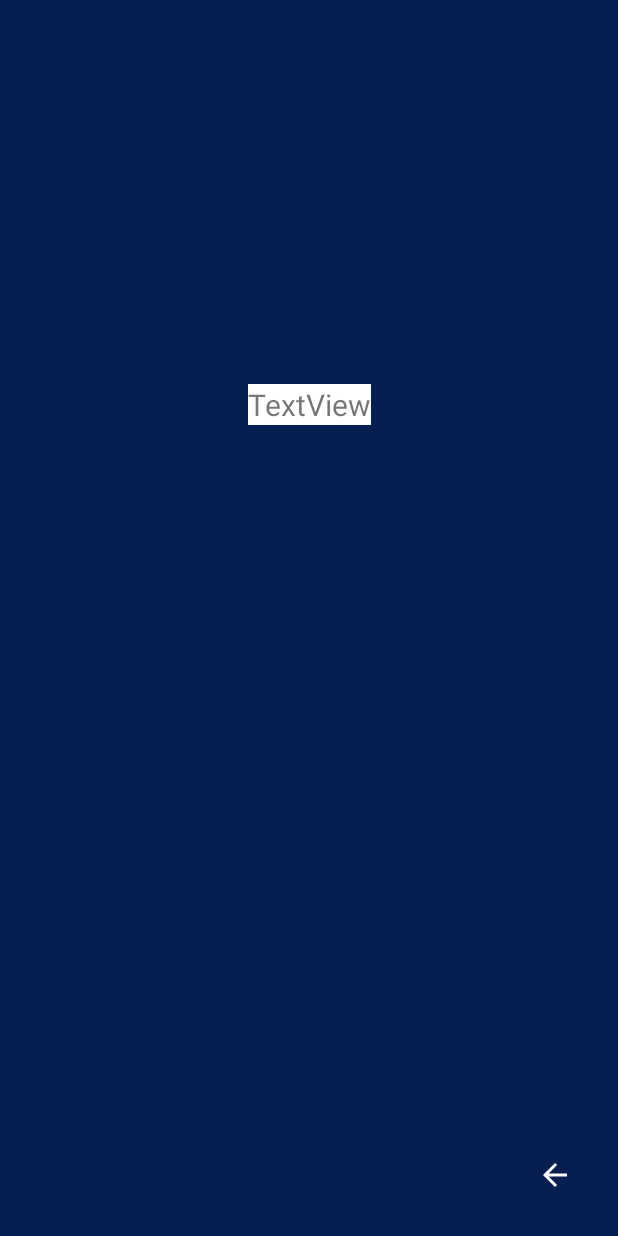
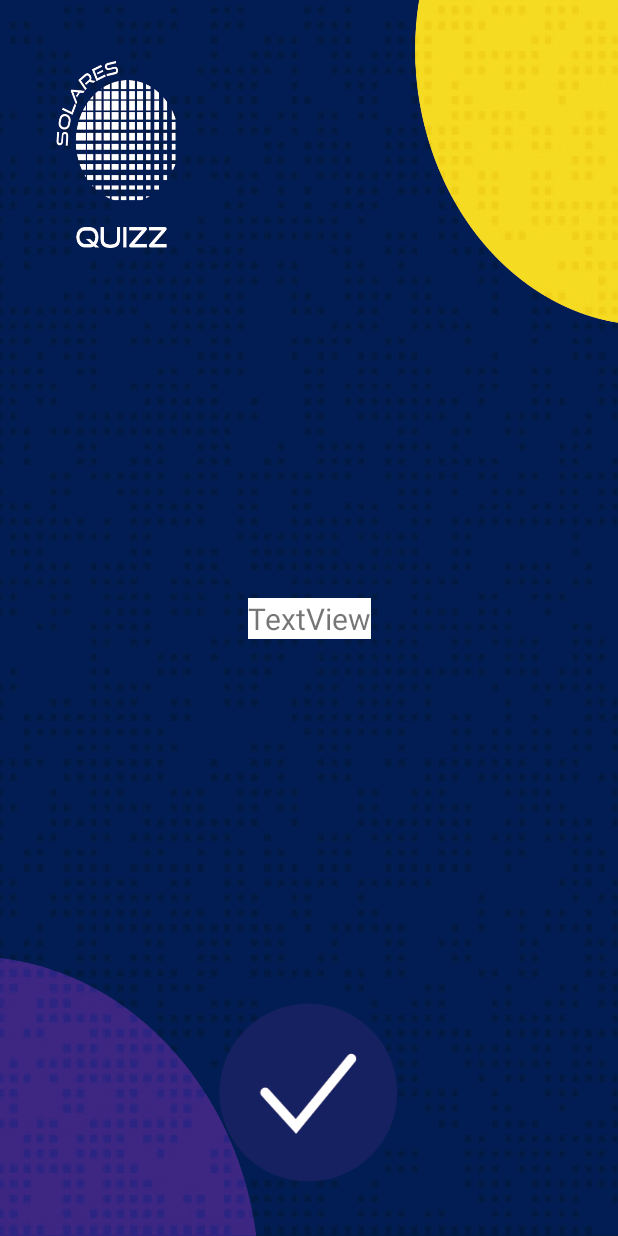
Before and after one commit to Lipao12/AppTraineeOnGrid, an Android app: the TelaCuriosidade screen opened directly, with no data from a screen before it, on a phone screen of 412 x 824 dp. Run offline under Robolectric (Android 15) with nearby library versions, the phone set to English and light mode, and no system bars; 1 statement that could not run was skipped.

Commit message:
adicionado os drawable

```diff
--- a/app/src/main/java/com/example/apptreineeongrid/TelaCuriosidade.java
+++ b/app/src/main/java/com/example/apptreineeongrid/TelaCuriosidade.java
@@ -5,6 +5,7 @@ import androidx.appcompat.app.AppCompatActivity;
 import android.os.Bundle;
 import android.view.View;
 import android.widget.ImageButton;
+import android.widget.ImageView;
 import android.widget.TextView;
 
 public class TelaCuriosidade extends AppCompatActivity {
@@ -17,12 +18,12 @@ public class TelaCuriosidade extends AppCompatActivity {
         super.onCreate(savedInstanceState);
         setContentView(R.layout.activity_tela_curiosidade);
 
-        this.mViewHolder.b_voltar = findViewById(R.id.voltar);
+        this.mViewHolder.voltar = findViewById(R.id.voltar);
         this.mViewHolder.curiosidade = findViewById(R.id.curiosidade_texto);
 
         mViewHolder.curiosidade.setText(getIntent().getExtras().getString("curiosidade"));
 
-        mViewHolder.b_voltar.setOnClickListener(new View.OnClickListener() {
+        mViewHolder.voltar.setOnClickListener(new View.OnClickListener() {
             @Override
             public void onClick(View v) {
                 finish();
@@ -31,7 +32,7 @@ public class TelaCuriosidade extends AppCompatActivity {
     }
 
     private static class ViewHolder{
-        ImageButton b_voltar;
+        ImageView voltar;
         TextView curiosidade;
     }
 }
--- a/app/src/main/res/layout/activity_tela_curiosidade.xml
+++ b/app/src/main/res/layout/activity_tela_curiosidade.xml
@@ -4,8 +4,8 @@
     xmlns:tools="http://schemas.android.com/tools"
     android:layout_width="match_parent"
     android:layout_height="match_parent"
+    android:background="@drawable/jogar_fundo_prancheta_1_c_pia_3"
     app:backgroundTint="@null"
-    android:background="#071e50"
     tools:context=".TelaCuriosidade">
 
     <TextView
@@ -18,20 +18,18 @@
         app:layout_constraintBottom_toBottomOf="parent"
         app:layout_constraintEnd_toEndOf="parent"
         app:layout_constraintStart_toStartOf="parent"
-        app:layout_constraintTop_toTopOf="parent"
-        app:layout_constraintVertical_bias="0.321" />
+        app:layout_constraintTop_toTopOf="parent" />
 
-    <ImageButton
+    <ImageView
         android:id="@+id/voltar"
-        android:layout_width="55dp"
-        android:layout_height="45dp"
-        android:background="#00161F54"
+        android:layout_width="204dp"
+        android:layout_height="153dp"
         app:layout_constraintBottom_toBottomOf="parent"
         app:layout_constraintEnd_toEndOf="parent"
-        app:layout_constraintHorizontal_bias="0.958"
+        app:layout_constraintHorizontal_bias="0.497"
         app:layout_constraintStart_toStartOf="parent"
         app:layout_constraintTop_toTopOf="parent"
-        app:layout_constraintVertical_bias="0.977"
-        app:srcCompat="@drawable/abc_vector_test" />
+        app:layout_constraintVertical_bias="0.972"
+        app:srcCompat="@drawable/botao_v_14" />
 
 </androidx.constraintlayout.widget.ConstraintLayout>
--- a/app/src/main/res/layout/activity_tela_dificuldade.xml
+++ b/app/src/main/res/layout/activity_tela_dificuldade.xml
@@ -4,7 +4,7 @@
     xmlns:tools="http://schemas.android.com/tools"
     android:layout_width="match_parent"
     android:layout_height="match_parent"
-    android:background="@drawable/jogar_prancheta_1_"
+    android:background="@drawable/jogar_fundo_prancheta_1_c_pia_3"
     tools:context=".TelaDificuldade">
 
     <Button
--- a/app/src/main/res/layout/activity_tela_final.xml
+++ b/app/src/main/res/layout/activity_tela_final.xml
@@ -4,5 +4,5 @@
     xmlns:tools="http://schemas.android.com/tools"
     android:layout_width="match_parent"
     android:layout_height="match_parent"
-    android:background="@drawable/pontua__o_prancheta_1_c_pia_9"
-    tools:context=".TelaFinal"/>
+    android:background="@drawable/final_novo_prancheta_1_c_pia_9"
+    tools:context=".TelaFinal" />
```
Also changed, not shown: app/src/main/java/com/example/apptreineeongrid/TelaJogo.java (+15 -0 lines), app/src/main/res/layout/activity_tela_jogo.xml (+41 -8 lines), app/src/main/res/drawable/acerto__14.png (added), app/src/main/res/drawable/botao_v_14.png (added), app/src/main/res/drawable/erro_14.png (added), app/src/main/res/drawable/final_novo_prancheta_1_c_pia_9.png (added), app/src/main/res/drawable/fundo_dificil.jpg (added), app/src/main/res/drawable/fundo_facil.jpg (added), app/src/main/res/drawable/fundo_medio.jpg (added), app/src/main/res/drawable/jogar_fundo_prancheta_1_c_pia_3.png (added).
